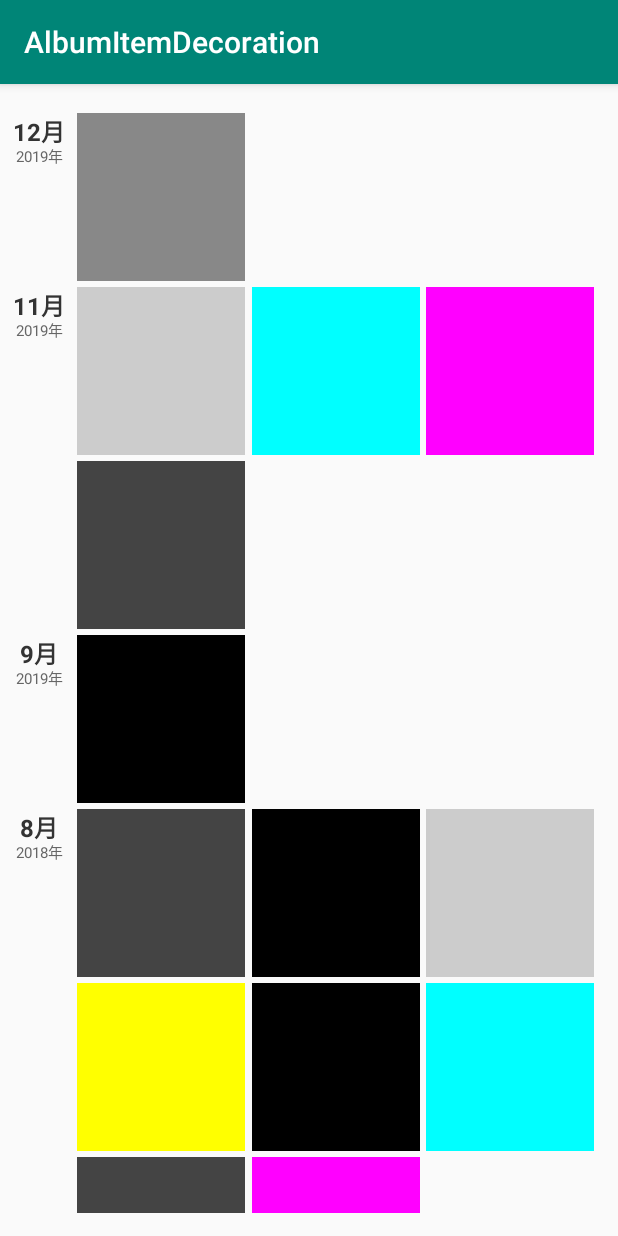
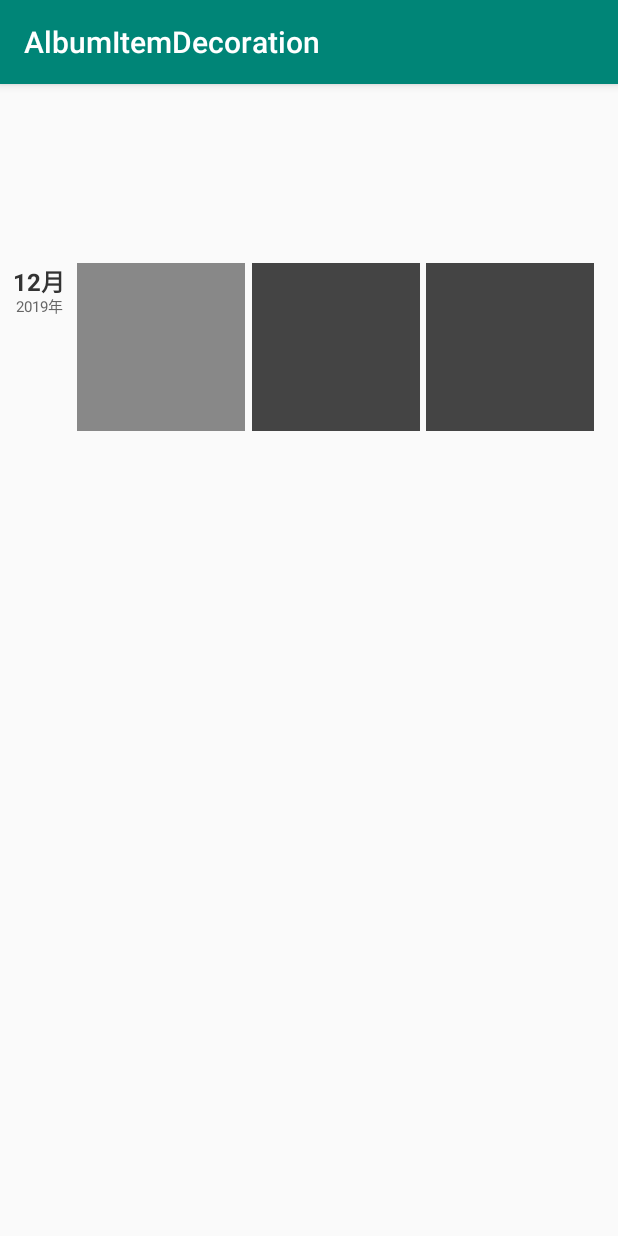
Before and after one commit to and-fast/item-decoration-group, an Android app: the screen it shows after launch (MainActivity), on a phone screen of 412 x 824 dp. Run offline under Robolectric (Android 15) with nearby library versions, the phone set to English and light mode, and no system bars.

Commit message:
修复bug

```diff
--- a/app/src/main/java/and/fast/simple/AlbumAdapter.java
+++ b/app/src/main/java/and/fast/simple/AlbumAdapter.java
@@ -18,22 +18,10 @@ import androidx.recyclerview.widget.RecyclerView;
 public class AlbumAdapter extends RecyclerView.Adapter<AlbumAdapter.ViewHolder> implements TimestampProvider {
 
     private List<ImageEntity> mImageList = Arrays.asList(
-            new ImageEntity(1577772269000L,Color.GRAY),   // 2019-12-31
-            new ImageEntity(1575093869000L,Color.LTGRAY), // 2019-11-31
-            new ImageEntity(1575093869000L,Color.CYAN),
-            new ImageEntity(1575093869000L,Color.MAGENTA),
-            new ImageEntity(1575093869000L,Color.DKGRAY),
-            new ImageEntity(1569823469000L,Color.BLACK), // 2019-09-31
-            new ImageEntity(1535609069000L,Color.DKGRAY), // 2018-8-30
-            new ImageEntity(1535609069000L,Color.BLACK),
-            new ImageEntity(1535609069000L,Color.LTGRAY),
-            new ImageEntity(1535609069000L,Color.YELLOW),
-            new ImageEntity(1535609069000L,Color.BLACK),
-            new ImageEntity(1535609069000L,Color.CYAN),
-            new ImageEntity(1535609069000L,Color.DKGRAY),
-            new ImageEntity(1535609069000L,Color.MAGENTA),
-            new ImageEntity(1514613869000L,Color.BLACK),  // 2017-12-30
-            new ImageEntity(1514613869000L,Color.DKGRAY)
+            new ImageEntity(1577808000000L,Color.GRAY),   // 2020-01-01
+            new ImageEntity(1577808000000L,Color.DKGRAY),
+//            new ImageEntity(1569823469000L,Color.BLACK), // 2019-09-31
+            new ImageEntity(1577808000000L,Color.DKGRAY) // 2018-8-30
     );
 
     @NonNull
--- a/app/src/main/res/layout/activity_main.xml
+++ b/app/src/main/res/layout/activity_main.xml
@@ -1,10 +1,21 @@
 <?xml version="1.0" encoding="utf-8"?>
-<androidx.recyclerview.widget.RecyclerView xmlns:android="http://schemas.android.com/apk/res/android"
+<LinearLayout xmlns:android="http://schemas.android.com/apk/res/android"
     xmlns:app="http://schemas.android.com/apk/res-auto"
-    android:id="@+id/recycler_view"
     android:layout_width="match_parent"
     android:layout_height="match_parent"
-    android:orientation="vertical"
-    android:padding="15dp"
-    app:layoutManager="androidx.recyclerview.widget.GridLayoutManager"
-    app:spanCount="3" />
+    android:orientation="vertical">
+
+    <View
+        android:layout_width="match_parent"
+        android:layout_height="100dp"/>
+
+    <androidx.recyclerview.widget.RecyclerView
+        android:id="@+id/recycler_view"
+        android:layout_width="match_parent"
+        android:layout_height="match_parent"
+        android:orientation="vertical"
+        android:padding="15dp"
+        app:layoutManager="androidx.recyclerview.widget.GridLayoutManager"
+        app:spanCount="3" />
+
+</LinearLayout>
--- a/itemdecorationgroup/build.gradle
+++ b/itemdecorationgroup/build.gradle
@@ -8,8 +8,8 @@ android {
     defaultConfig {
         minSdkVersion 15
         targetSdkVersion 29
-        versionCode 1
-        versionName "1.0"
+        versionCode 2
+        versionName "0.1-beta2"
 
         consumerProguardFiles 'consumer-rules.pro'
     }
--- a/itemdecorationgroup/src/main/java/and/fast/widget/itemdecorationgroup/AlbumItemDecoration.java
+++ b/itemdecorationgroup/src/main/java/and/fast/widget/itemdecorationgroup/AlbumItemDecoration.java
@@ -25,9 +25,6 @@ public class AlbumItemDecoration extends RecyclerView.ItemDecoration {
 
     // 条目大小
     private int mItemSize;
-
-    // 时间
-    private long mLastTimestamp;
 
     // 间距
     private int timelineSpace, horizontalSpace, monthYearVerticalSpace;
@@ -81,9 +78,14 @@ public class AlbumItemDecoration extends RecyclerView.ItemDecoration {
                 int position = parent.getChildLayoutPosition(view);
                 long timestamp = provider.getTimestamp(position);
 
-                if (mLastTimestamp != timestamp) {
-                    mLastTimestamp = timestamp;
-                    drawDate(c, view, timestamp);
+                if (position < adapter.getItemCount() - 1) {
+                    long nextTimestamp = provider.getTimestamp(position + 1);
+                    if (position == 0) {
+                        drawDate(c, view, timestamp);
+
+                    } else if (timestamp != nextTimestamp) {
+                        drawDate(c, parent.getChildAt(index + 1), nextTimestamp);
+                    }
                 }
             }
 
@@ -115,7 +117,7 @@ public class AlbumItemDecoration extends RecyclerView.ItemDecoration {
         // 绘制年份文字
         Calendar nowCalendar = Calendar.getInstance();
         nowCalendar.setTime(new Date());
-        if (nowCalendar.get(Calendar.YEAR) != calendar.get(Calendar.YEAR)){
+        if (nowCalendar.get(Calendar.YEAR) != calendar.get(Calendar.YEAR)) {
             float yearTextWidth = mYearTextPaint.measureText(calendar.get(Calendar.YEAR) + "年");
             Paint.FontMetrics yearFontMetrics = mYearTextPaint.getFontMetrics();
             float yearTextHeight = yearFontMetrics.descent - yearFontMetrics.ascent;
```
